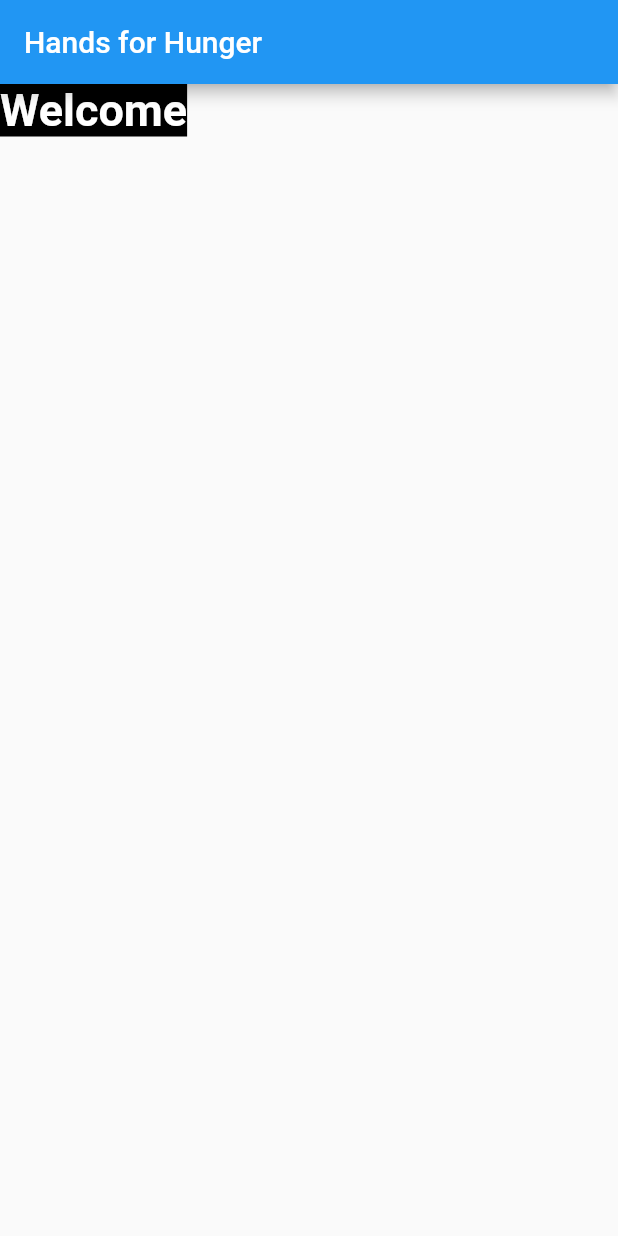
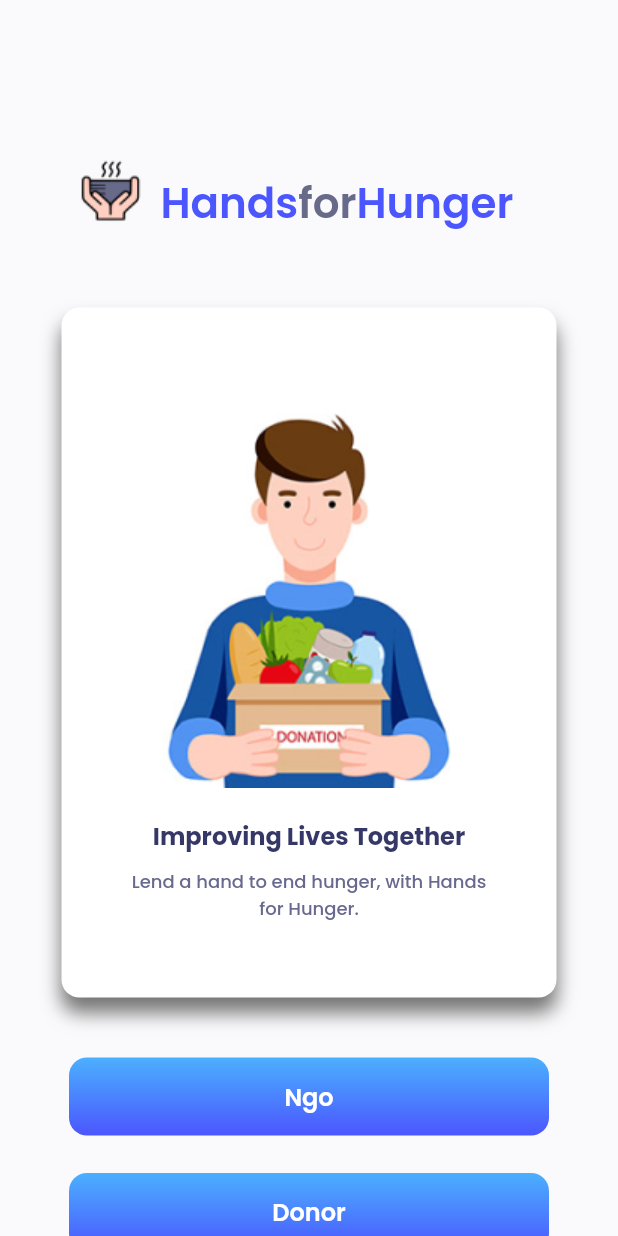
Before and after one commit to opencodeiiita/HandsForHunger, a Flutter app: the screen it shows after launch, on a phone screen of 412 x 824 dp. Run offline on Flutter 3.47's test engine with Material 2 defaults, Android fonts, the phone set to English and light mode, and no system bars; our stand-ins replace animated_splash_screen, firebase_core, google_fonts; accounts and stored records are empty.

Commit message:
Created a new Welcome screen

```diff
--- /dev/null
+++ b/lib/donor.dart
@@ -0,0 +1,23 @@
+import 'package:flutter/material.dart';
+import 'package:google_fonts/google_fonts.dart';
+
+class DonorScreen extends StatelessWidget {
+  const DonorScreen({super.key});
+
+  @override
+  Widget build(BuildContext context) {
+    return Scaffold(
+      body: Container(
+          child: Center(
+        child: Text(
+          'DonorScreen',
+          style: GoogleFonts.poppins(
+              fontSize: 40,
+              fontWeight: FontWeight.w600,
+              color: Color(0xff4B56FE)),
+        ),
+      )),
+    );
+    ;
+  }
+}
--- a/lib/home.dart
+++ /dev/null
@@ -1,24 +0,0 @@
-import 'package:flutter/material.dart';
-
-class MyHomePage extends StatefulWidget {
-  @override
-  State<MyHomePage> createState() => _MyHomePageState();
-}
-
-class _MyHomePageState extends State<MyHomePage> {
-  @override
-  Widget build(BuildContext context) {
-    return Scaffold(
-        appBar: AppBar(
-          title: Text('Hands for Hunger'),
-        ),
-        body: Container(
-          color: Colors.black,
-          child: Text(
-            'Welcome',
-            style: TextStyle(
-                color: Colors.white, fontWeight: FontWeight.bold, fontSize: 30),
-          ),
-        ));
-  }
-}
--- a/lib/main.dart
+++ b/lib/main.dart
@@ -2,7 +2,7 @@ import 'package:animated_splash_screen/animated_splash_screen.dart';
 import 'package:flutter/material.dart';
 import 'package:firebase_core/firebase_core.dart';
 
-import 'home.dart';
+import 'welcomeScreen.dart';
 
 void main() async {
   WidgetsFlutterBinding.ensureInitialized();
@@ -22,7 +22,7 @@ class MyApp extends StatelessWidget {
       home: AnimatedSplashScreen(
           splash: Image(image: splash),
           duration: 3000,
-          nextScreen: MyHomePage()),
+          nextScreen: WelcomeScreen()),
     );
   }
 }
--- /dev/null
+++ b/lib/ngo.dart
@@ -0,0 +1,22 @@
+import 'package:flutter/material.dart';
+import 'package:google_fonts/google_fonts.dart';
+
+class NgoScreen extends StatelessWidget {
+  const NgoScreen({super.key});
+
+  @override
+  Widget build(BuildContext context) {
+    return Scaffold(
+      body: Container(
+          child: Center(
+        child: Text(
+          'NgoScreen',
+          style: GoogleFonts.poppins(
+              fontSize: 40,
+              fontWeight: FontWeight.w600,
+              color: Color(0xff4B56FE)),
+        ),
+      )),
+    );
+  }
+}
--- /dev/null
+++ b/lib/welcomeScreen.dart
@@ -0,0 +1,140 @@
+import 'package:flutter/material.dart';
+import 'package:google_fonts/google_fonts.dart';
+import 'package:handsforhunger/donor.dart';
+import 'package:handsforhunger/ngo.dart';
+
+class WelcomeScreen extends StatefulWidget {
+  @override
+  State<WelcomeScreen> createState() => _WelcomeScreenState();
+}
+
+class _WelcomeScreenState extends State<WelcomeScreen> {
+  @override
+  Widget build(BuildContext context) {
+    return Scaffold(
+      body: Container(
+        color: Color(0xffFAFAFC),
+        padding: EdgeInsets.only(top: 100, left: 25, right: 25),
+        child: Column(
+          children: [
+            Row(
+              children: [
+                SizedBox(
+                  width: 14,
+                ),
+                Container(
+                  padding: EdgeInsets.only(bottom: 13),
+                  height: 70,
+                  width: 68,
+                  child: Image.asset('images/WelcomeScreenIcon.png'),
+                ),
+                Txt(txt: 'Hands', colour: Color(0xff4B56FE)),
+                Txt(txt: 'for', colour: Color(0xff686A8A)),
+                Txt(txt: 'Hunger', colour: Color(0xff4B56FE)),
+              ],
+            ),
+            SizedBox(
+              height: 35,
+            ),
+            Container(
+              height: 460,
+              width: 330,
+              margin: EdgeInsets.only(bottom: 15),
+              padding: EdgeInsets.only(top: 50, left: 40, right: 40),
+              decoration: BoxDecoration(
+                  color: Colors.white,
+                  boxShadow: shadow,
+                  borderRadius: BorderRadius.circular(12)),
+              child: Column(
+                children: [
+                  Image.asset('images/WelcomeScreenImage.png'),
+                  SizedBox(height: 20),
+                  Text(
+                    'Improving Lives Together',
+                    style: GoogleFonts.poppins(
+                        fontSize: 16,
+                        fontWeight: FontWeight.bold,
+                        color: Color(0xff353767)),
+                  ),
+                  SizedBox(
+                    height: 10,
+                  ),
+                  Center(
+                      child: Text(
+                    'Lend a hand to end hunger, with Hands',
+                    style: GoogleFonts.poppins(
+                        fontSize: 12,
+                        fontWeight: FontWeight.w500,
+                        color: Color(0xff67698F)),
+                  )),
+                  Center(
+                      child: Text(
+                    'for Hunger.',
+                    style: GoogleFonts.poppins(
+                        fontSize: 12,
+                        fontWeight: FontWeight.w500,
+                        color: Color(0xff67698F)),
+                  ))
+                ],
+              ),
+            ),
+            BottomButton(txt: 'Ngo', path: NgoScreen()),
+            BottomButton(txt: 'Donor', path: DonorScreen()),
+          ],
+        ),
+      ),
+    );
+  }
+}
+
+class Txt extends StatelessWidget {
+  Txt({required this.txt, required this.colour});
+  String txt;
+  Color colour;
+
+  @override
+  Widget build(BuildContext context) {
+    return Text(
+      txt,
+      style: GoogleFonts.poppins(
+          fontSize: 28, fontWeight: FontWeight.w600, color: colour),
+    );
+  }
+}
+
+class BottomButton extends StatelessWidget {
+  BottomButton({required this.txt, required this.path});
+  String txt;
+  Widget path;
+  @override
+  Widget build(BuildContext context) {
+    return GestureDetector(
+      onTap: () {
+        Navigator.push(context, MaterialPageRoute(builder: (context) => path));
+      },
+      child: Container(
+        margin: EdgeInsets.only(top: 25),
+        height: 52,
+        width: 320,
+        child: Center(
+          child: Text(
+            txt,
+            style: GoogleFonts.poppins(
+                fontSize: 16, fontWeight: FontWeight.w600, color: Colors.white),
+          ),
+        ),
+        decoration: BoxDecoration(
+            gradient: LinearGradient(
+                colors: [Color(0xff4BB0FE), Color(0xff4B56FE)],
+                begin: Alignment.topCenter,
+                end: Alignment.bottomCenter),
+            borderRadius: BorderRadius.circular(12),
+            color: Color(0xff4BB0FE)),
+      ),
+    );
+  }
+}
+
+List<BoxShadow> shadow = [
+  BoxShadow(color: Colors.grey[600]!, blurRadius: 10, offset: Offset(0, 10))
+];
--- a/pubspec.yaml
+++ b/pubspec.yaml
@@ -33,6 +33,7 @@ dependencies:
     sdk: flutter
 
   animated_splash_screen:
+  google_fonts:
 
 
   # The following adds the Cupertino Icons font to your application.
@@ -66,7 +67,9 @@ flutter:
 
   # To add assets to your application, add an assets section, like this:
   assets:
-    - images/appIcon.png
+    - images/
+    # appIcon.png
+    # - images/WelcomeScreenImage.png
 
   # An image asset can refer to one or more resolution-specific "variants", see
   # https://flutter.dev/assets-and-images/#resolution-aware
```
Also changed, not shown: images/WelcomeScreenIcon.png (added), images/WelcomeScreenImage.png (added), pubspec.lock.
